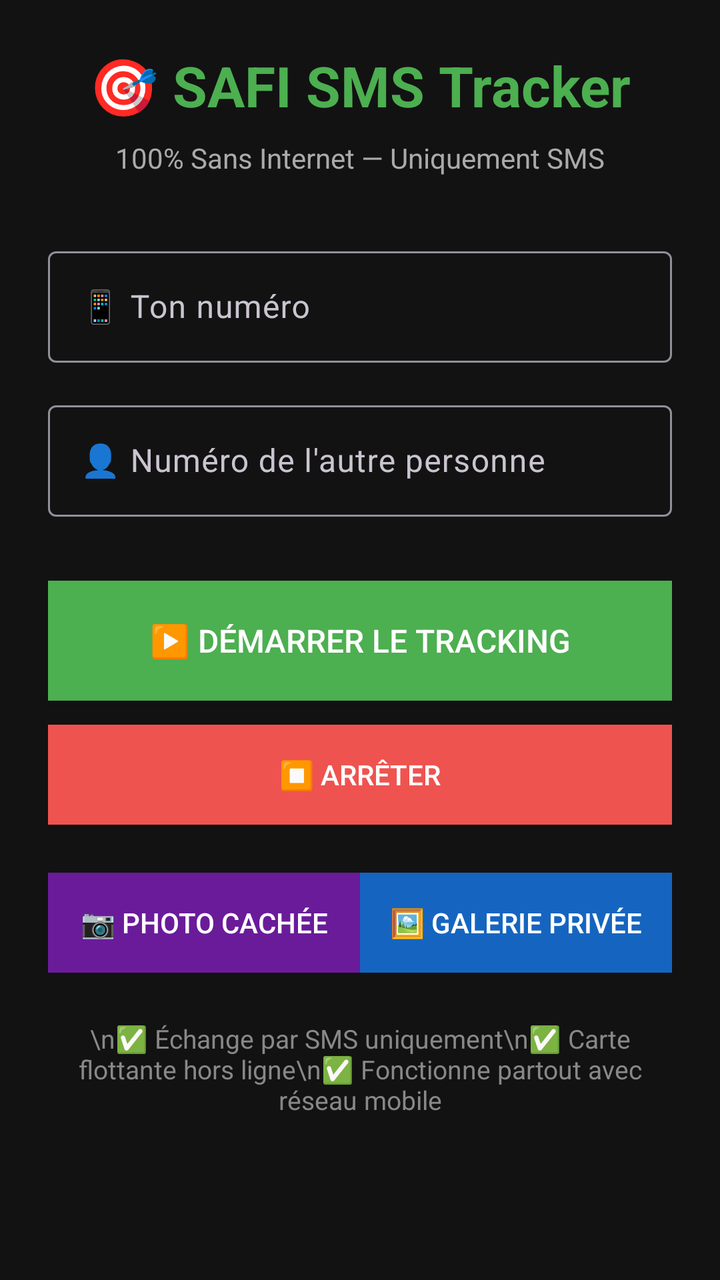
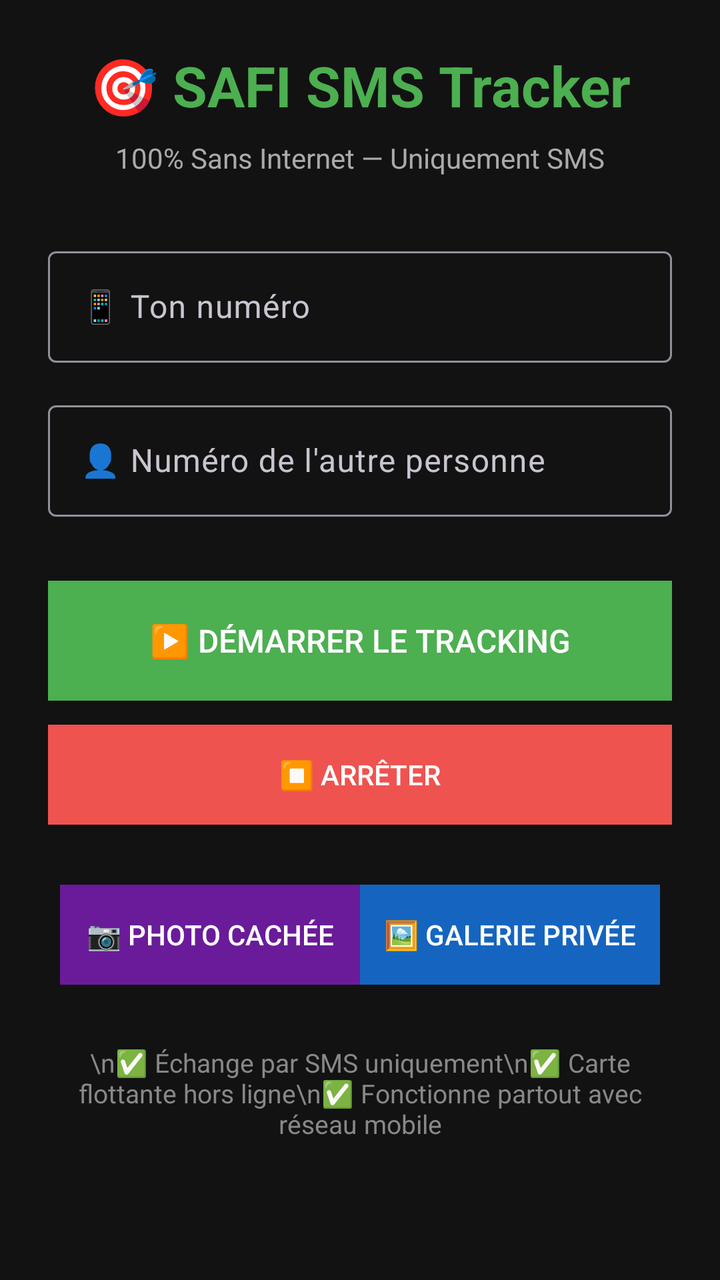

Compare the two renders of this Android layout. The source of the first and the diff that turns it into the second are given below.
<!-- AndroidManifest.xml: application theme Theme.Material3.Dark.NoActionBar -->
<!-- res/layout/activity_main.xml -->
<?xml version="1.0" encoding="utf-8"?>
<LinearLayout xmlns:android="http://schemas.android.com/apk/res/android"
    android:layout_width="match_parent" android:layout_height="match_parent"
    android:orientation="vertical" android:padding="24dp" android:gravity="center_horizontal"
    android:background="#121212">
    <TextView android:text="🎯 SAFI SMS Tracker" android:textSize="28sp" android:textStyle="bold"
        android:textColor="#4CAF50" android:layout_marginBottom="8dp" android:layout_width="wrap_content"
        android:layout_height="wrap_content"/>
    <TextView android:text="100% Sans Internet — Uniquement SMS" android:textSize="14sp"
        android:textColor="#AAAAAA" android:layout_marginBottom="32dp" android:layout_width="wrap_content"
        android:layout_height="wrap_content"/>
    <com.google.android.material.textfield.TextInputLayout android:layout_width="match_parent"
        android:layout_height="wrap_content" android:hint="📱 Ton numéro" android:layout_marginBottom="16dp">
        <com.google.android.material.textfield.TextInputEditText android:id="@+id/etMyNumber"
            android:layout_width="match_parent" android:layout_height="wrap_content"
            android:inputType="phone" android:textColor="#FFFFFF"/>
    </com.google.android.material.textfield.TextInputLayout>
    <com.google.android.material.textfield.TextInputLayout android:layout_width="match_parent"
        android:layout_height="wrap_content" android:hint="👤 Numéro de l'autre personne" android:layout_marginBottom="32dp">
        <com.google.android.material.textfield.TextInputEditText android:id="@+id/etOtherNumber"
            android:layout_width="match_parent" android:layout_height="wrap_content"
            android:inputType="phone" android:textColor="#FFFFFF"/>
    </com.google.android.material.textfield.TextInputLayout>
    <Button android:id="@+id/btnStart" android:layout_width="match_parent" android:layout_height="60dp"
        android:text="▶️ DÉMARRER LE TRACKING" android:background="#4CAF50" android:textColor="#FFFFFF"
        android:textSize="16sp" android:layout_marginBottom="12dp"/>
    <Button android:id="@+id/btnStop" android:layout_width="match_parent" android:layout_height="50dp"
        android:text="⏹️ ARRÊTER" android:background="#EF5350" android:textColor="#FFFFFF" android:layout_marginBottom="24dp"/>
    <LinearLayout android:layout_width="match_parent" android:layout_height="wrap_content"
        android:orientation="horizontal" android:gap="12dp">
        <Button android:id="@+id/btnCamera" android:layout_width="0dp" android:layout_height="50dp"
            android:layout_weight="1" android:text="📷 Photo cachée" android:background="#6A1B9A" android:textColor="#FFFFFF"/>
        <Button android:id="@+id/btnGallery" android:layout_width="0dp" android:layout_height="50dp"
            android:layout_weight="1" android:text="🖼️ Galerie privée" android:background="#1565C0" android:textColor="#FFFFFF"/>
    </LinearLayout>
    <TextView android:text="\n✅ Échange par SMS uniquement\n✅ Carte flottante hors ligne\n✅ Fonctionne partout avec réseau mobile"
        android:textSize="13sp" android:textColor="#888888" android:gravity="center" android:layout_marginTop="24dp"
        android:layout_width="match_parent" android:layout_height="wrap_content"/>
</LinearLayout>
<!-- resources referenced by this layout -->
<resources>

</resources>

<!-- the commit's change to res/layout/activity_main.xml (unified diff, before → after) -->
@@ -27,7 +27,7 @@
     <Button android:id="@+id/btnStop" android:layout_width="match_parent" android:layout_height="50dp"
         android:text="⏹️ ARRÊTER" android:background="#EF5350" android:textColor="#FFFFFF" android:layout_marginBottom="24dp"/>
     <LinearLayout android:layout_width="match_parent" android:layout_height="wrap_content"
-        android:orientation="horizontal" android:gap="12dp">
+        android:orientation="horizontal" android:layout_margin="6dp">
         <Button android:id="@+id/btnCamera" android:layout_width="0dp" android:layout_height="50dp"
             android:layout_weight="1" android:text="📷 Photo cachée" android:background="#6A1B9A" android:textColor="#FFFFFF"/>
         <Button android:id="@+id/btnGallery" android:layout_width="0dp" android:layout_height="50dp"
